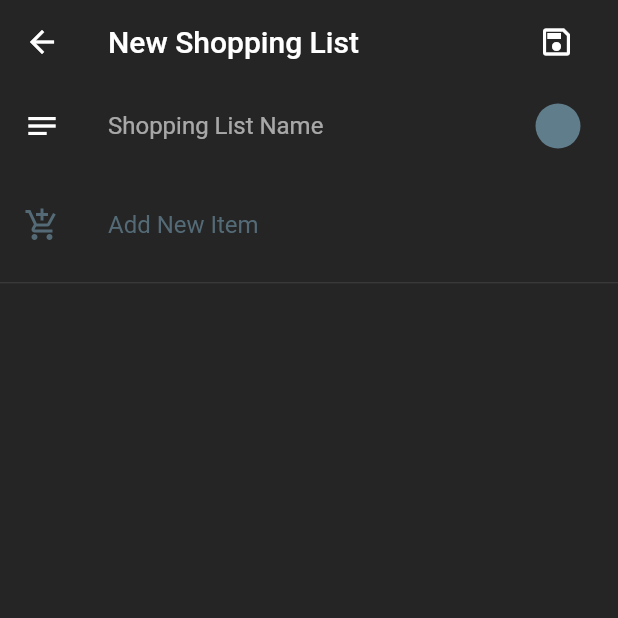
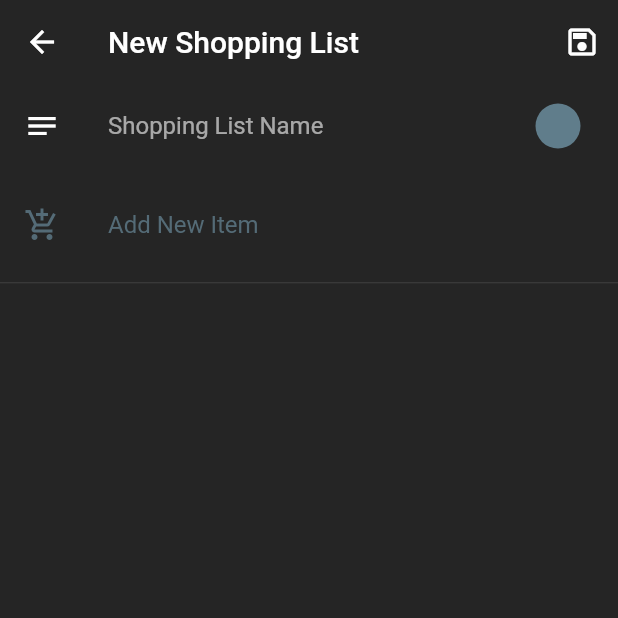
Before and after one commit to Fschmatz/shoppinglistfschmtz, a Flutter app: the NewShopList screen opened directly, on a phone screen of 412 x 824 dp, the top half of it. Run offline on Flutter 3.47's test engine with Material 2 defaults, Android fonts, the phone set to English and light mode, and no system bars; our stand-ins replace flutter_colorpicker, shared_preferences, sqflite; accounts and stored records are empty.

Commit message:
Update 1.3.0

```diff
--- a/lib/pages/edit/itemEditShopList.dart
+++ b/lib/pages/edit/itemEditShopList.dart
@@ -80,6 +80,7 @@ class _ItemEditShopListState extends State<ItemEditShopList> {
         ),
       ),
       trailing: Checkbox(
+        splashRadius: 30,
         activeColor: widget.listAccent.withOpacity(0.4),
         value: widget.item.estado == 0 ? false : true,
         onChanged: (bool v) {
--- a/lib/pages/new/newShopList.dart
+++ b/lib/pages/new/newShopList.dart
@@ -136,9 +136,7 @@ class _NewShopListState extends State<NewShopList> {
     return Scaffold(
       appBar: AppBar(
         actions: [
-          Padding(
-            padding: const EdgeInsets.fromLTRB(0, 0, 17, 0),
-            child: IconButton(
+          IconButton(
             icon: Icon(
               Icons.save_outlined,
             ),
@@ -148,7 +146,6 @@ class _NewShopListState extends State<NewShopList> {
               await widget.refreshShopLists();
               Navigator.of(context).pop();
             },
-            ),
           )
         ],
         elevation: 0,
```
Also changed, not shown: lib/pages/edit/editShopList.dart (+6 -9 lines), lib/pages/home/home.dart (+29 -19 lines). Lines whose indentation alone changed are shown as unchanged.
